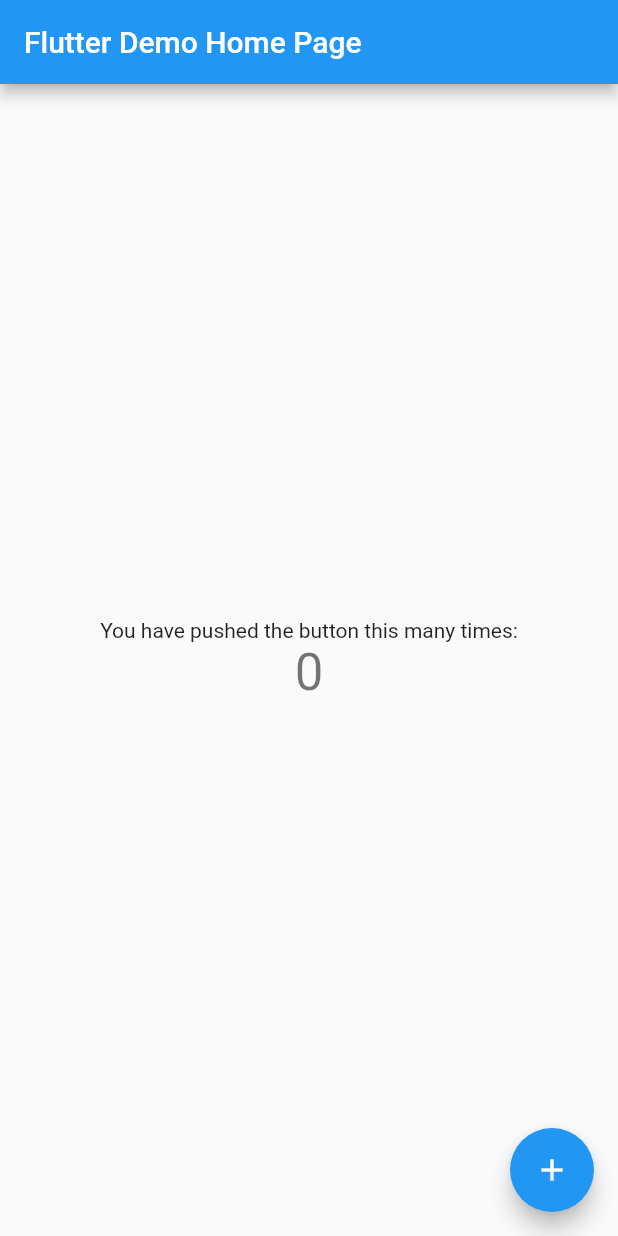
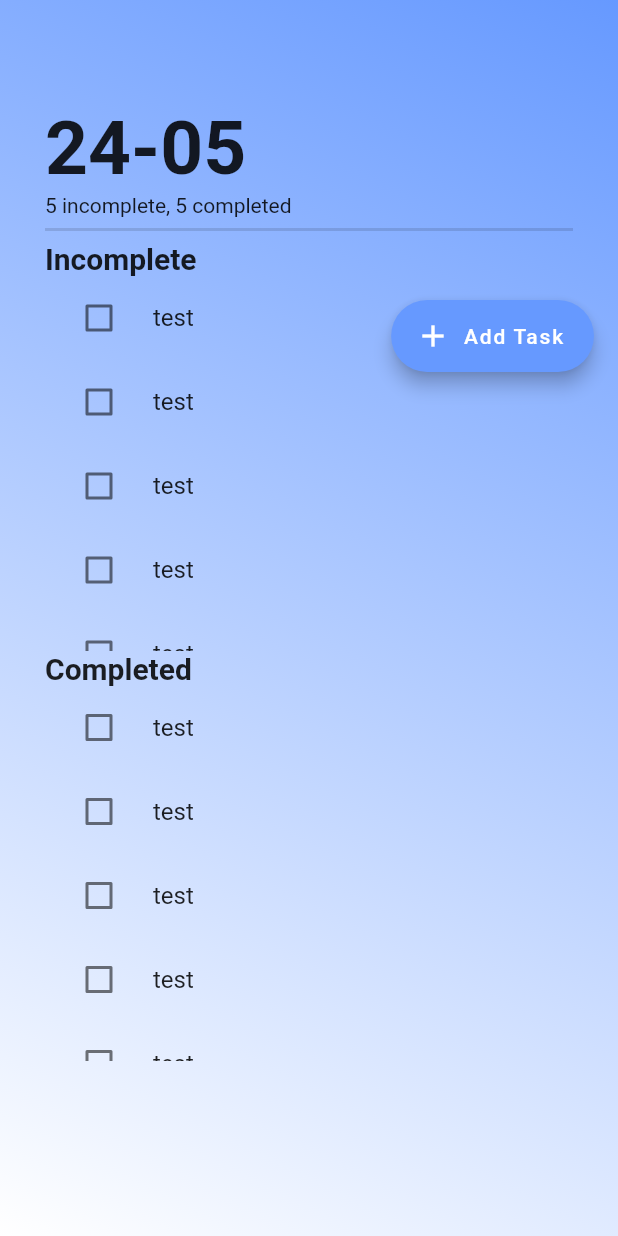
Before and after one commit to kzkit/done_todolist, a Flutter app: the screen it shows after launch, on a phone screen of 412 x 824 dp. Run offline on Flutter 3.47's test engine with Material 2 defaults, Android fonts, the light colour scheme and no system bars; our stand-ins replace date_format.

Commit message:
added UI

```diff
--- a/lib/main.dart
+++ b/lib/main.dart
@@ -1,117 +1,135 @@
 import 'package:flutter/material.dart';
+import 'package:date_format/date_format.dart';
+
+import './provider/task_data.dart';
 
 void main() {
   runApp(MyApp());
 }
 
 class MyApp extends StatelessWidget {
-  // This widget is the root of your application.
   @override
   Widget build(BuildContext context) {
     return MaterialApp(
+      debugShowCheckedModeBanner: false,
       title: 'Flutter Demo',
       theme: ThemeData(
-        // This is the theme of your application.
-        //
-        // Try running your application with "flutter run". You'll see the
-        // application has a blue toolbar. Then, without quitting the app, try
-        // changing the primarySwatch below to Colors.green and then invoke
-        // "hot reload" (press "r" in the console where you ran "flutter run",
-        // or simply save your changes to "hot reload" in a Flutter IDE).
-        // Notice that the counter didn't reset back to zero; the application
-        // is not restarted.
-        primarySwatch: Colors.blue,
-        // This makes the visual density adapt to the platform that you run
-        // the app on. For desktop platforms, the controls will be smaller and
-        // closer together (more dense) than on mobile platforms.
+        primarySwatch: Colors.lightBlue,
         visualDensity: VisualDensity.adaptivePlatformDensity,
+        floatingActionButtonTheme: FloatingActionButtonThemeData(
+          backgroundColor: Color.fromRGBO(102, 153, 255, 1),
+          foregroundColor: Colors.white,
         ),
-      home: MyHomePage(title: 'Flutter Demo Home Page'),
+      ),
+      home: MyHomePage(),
     );
   }
 }
 
 class MyHomePage extends StatefulWidget {
-  MyHomePage({Key key, this.title}) : super(key: key);
-
-  // This widget is the home page of your application. It is stateful, meaning
-  // that it has a State object (defined below) that contains fields that affect
-  // how it looks.
-
-  // This class is the configuration for the state. It holds the values (in this
-  // case the title) provided by the parent (in this case the App widget) and
-  // used by the build method of the State. Fields in a Widget subclass are
-  // always marked "final".
-
-  final String title;
-
   @override
   _MyHomePageState createState() => _MyHomePageState();
 }
 
 class _MyHomePageState extends State<MyHomePage> {
-  int _counter = 0;
-
-  void _incrementCounter() {
-    setState(() {
-      // This call to setState tells the Flutter framework that something has
-      // changed in this State, which causes it to rerun the build method below
-      // so that the display can reflect the updated values. If we changed
-      // _counter without calling setState(), then the build method would not be
-      // called again, and so nothing would appear to happen.
-      _counter++;
-    });
-  }
-
+  bool _isChecked = false;
   @override
   Widget build(BuildContext context) {
-    // This method is rerun every time setState is called, for instance as done
-    // by the _incrementCounter method above.
-    //
-    // The Flutter framework has been optimized to make rerunning build methods
-    // fast, so that you can just rebuild anything that needs updating rather
-    // than having to individually change instances of widgets.
     return Scaffold(
-      appBar: AppBar(
-        // Here we take the value from the MyHomePage object that was created by
-        // the App.build method, and use it to set our appbar title.
-        title: Text(widget.title),
+      backgroundColor: Colors.transparent,
+      body: Stack(children: <Widget>[
+        Container(
+          decoration: BoxDecoration(
+            gradient: LinearGradient(
+                begin: Alignment.topRight,
+                end: Alignment.bottomLeft,
+                colors: [
+                  Color.fromRGBO(102, 153, 255, 1),
+                  Color.fromRGBO(255, 255, 255, 1),
+                ]),
           ),
-      body: Center(
-        // Center is a layout widget. It takes a single child and positions it
-        // in the middle of the parent.
+        ),
+        Padding(
+          padding: const EdgeInsets.symmetric(
+            horizontal: 30,
+            vertical: 70,
+          ),
           child: Column(
-          // Column is also a layout widget. It takes a list of children and
-          // arranges them vertically. By default, it sizes itself to fit its
-          // children horizontally, and tries to be as tall as its parent.
-          //
-          // Invoke "debug painting" (press "p" in the console, choose the
-          // "Toggle Debug Paint" action from the Flutter Inspector in Android
-          // Studio, or the "Toggle Debug Paint" command in Visual Studio Code)
-          // to see the wireframe for each widget.
-          //
-          // Column has various properties to control how it sizes itself and
-          // how it positions its children. Here we use mainAxisAlignment to
-          // center the children vertically; the main axis here is the vertical
-          // axis because Columns are vertical (the cross axis would be
-          // horizontal).
-          mainAxisAlignment: MainAxisAlignment.center,
+            crossAxisAlignment: CrossAxisAlignment.stretch,
+            mainAxisAlignment: MainAxisAlignment.start,
             children: <Widget>[
               Text(
-              'You have pushed the button this many times:',
+                formatDate(DateTime.now(), [dd, '-', mm]),
+                style: TextStyle(fontSize: 50, fontWeight: FontWeight.bold),
+                textAlign: TextAlign.start,
+              ),
+              Text('5 incomplete, 5 completed'),
+              Divider(
+                thickness: 2,
               ),
               Text(
-              '$_counter',
-              style: Theme.of(context).textTheme.headline4,
+                'Incomplete',
+                style: TextStyle(fontSize: 20, fontWeight: FontWeight.bold),
+              ),
+              Container(
+                height: 250,
+                child: Align(
+                  alignment: Alignment.topLeft,
+                  child: ListView.builder(
+                      itemCount: TaskData().task.length,
+                      itemBuilder: (context, index) {
+                        return CheckboxListTile(
+                            controlAffinity: ListTileControlAffinity.leading,
+                            title: Text('test'),
+                            value: _isChecked,
+                            onChanged: (value) {
+                              setState(() {
+                                _isChecked = value;
+                              });
+                            });
+                      }),
+                ),
+              ),
+              Text(
+                'Completed',
+                style: TextStyle(fontSize: 20, fontWeight: FontWeight.bold),
+              ),
+              Container(
+                height: 250,
+                child: Align(
+                  alignment: Alignment.topLeft,
+                  child: ListView.builder(
+                      itemCount: TaskData().task.length,
+                      itemBuilder: (context, index) {
+                        return CheckboxListTile(
+                            controlAffinity: ListTileControlAffinity.leading,
+                            title: Text('test'),
+                            value: _isChecked,
+                            onChanged: (value) {
+                              setState(() {
+                                _isChecked = value;
+                              });
+                            });
+                      }),
+                ),
               ),
             ],
           ),
         ),
-      floatingActionButton: FloatingActionButton(
-        onPressed: _incrementCounter,
-        tooltip: 'Increment',
-        child: Icon(Icons.add),
-      ), // This trailing comma makes auto-formatting nicer for build methods.
+      ]),
+      floatingActionButton: Padding(
+        padding: const EdgeInsets.only(top: 200),
+        child: FloatingActionButton.extended(
+          onPressed: () {
+            //...add task for fab
+          },
+          tooltip: 'Add task',
+          label: Text('Add Task'),
+          icon: Icon(Icons.add),
+          elevation: 5,
+        ),
+      ),
+      floatingActionButtonLocation: FloatingActionButtonLocation.endTop,
     );
   }
 }
--- /dev/null
+++ b/lib/provider/task_data.dart
@@ -0,0 +1,13 @@
+class TaskData {
+  List<String> _tasks = [
+    'Buy dog food',
+    'Pay bills',
+    'Buy hand sanitizer',
+    'Buy dog food',
+    'Pay bills',
+  ];
+
+  List<String> get task {
+    return [..._tasks];
+  }
+}
```
Also changed, not shown: pubspec.yaml (+2 -10 lines), pubspec.lock. Lines whose indentation alone changed are shown as unchanged.
